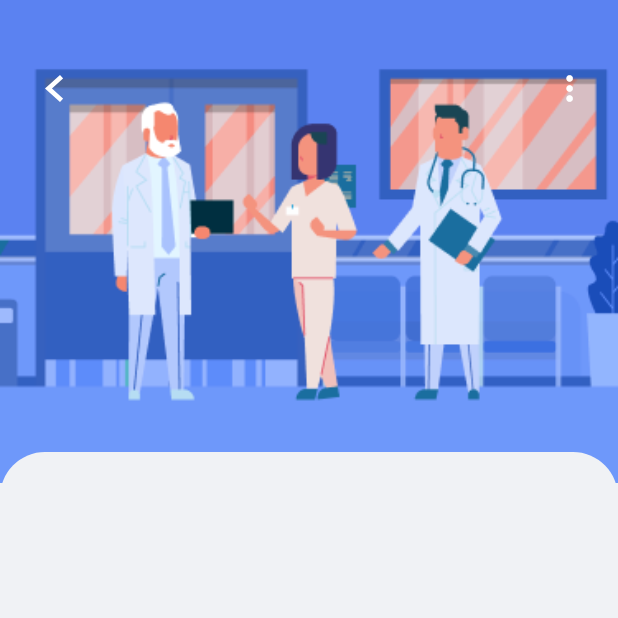
After one commit to alwijein/dokterinaja, a Flutter app: the HomeScreen screen opened by its route, after a tap on "Dr. Supramenan", on a phone screen of 412 x 824 dp, the top half of it. The commit adds this screen. Run offline on Flutter 3.47's test engine with Material 2 defaults, Android fonts, the phone set to English and light mode, and no system bars; our stand-ins replace flutter_svg, google_fonts; network calls fail.

Commit message:
membuat detail dokter

```diff
--- a/lib/routes.dart
+++ b/lib/routes.dart
@@ -1,3 +1,4 @@
+import 'package:dokterin_aja/screens/detail_dokter/detail_dokter.dart';
 import 'package:dokterin_aja/screens/home_screen/home_screen.dart';
 import 'package:dokterin_aja/screens/list_screen_dokter/list_screen_dokter.dart';
 import 'package:dokterin_aja/screens/onboarding_screen/onboarding_screen.dart';
@@ -8,4 +9,5 @@ final Map<String, WidgetBuilder> routes = {
   OnboardingScreen.routeName: (context) => OnboardingScreen(),
   HomeScreen.routeName: (context) => HomeScreen(),
   ListScreenDokter.routeName: (context) => ListScreenDokter(),
+  DetailDokter.routeNamed: (context) => DetailDokter(),
 };
--- /dev/null
+++ b/lib/screens/detail_dokter/components/body.dart
@@ -0,0 +1,65 @@
+import 'package:dokterin_aja/constants.dart';
+import 'package:dokterin_aja/size_config.dart';
+import 'package:flutter/material.dart';
+import 'package:flutter_svg/flutter_svg.dart';
+
+class Body extends StatelessWidget {
+  @override
+  Widget build(BuildContext context) {
+    return SingleChildScrollView(
+      child: Container(
+        width: double.infinity,
+        decoration: BoxDecoration(
+          image: DecorationImage(
+            image: AssetImage('assets/images/detail_illustration.png'),
+            alignment: Alignment.topCenter,
+            fit: BoxFit.fitWidth,
+          ),
+        ),
+        child: Column(
+          children: [
+            SizedBox(
+              height: 50,
+            ),
+            Padding(
+              padding: EdgeInsets.symmetric(
+                horizontal: 30,
+              ),
+              child: Row(
+                mainAxisAlignment: MainAxisAlignment.spaceBetween,
+                children: [
+                  SvgPicture.asset(
+                    'assets/icons/back.svg',
+                    height: 18,
+                  ),
+                  SvgPicture.asset(
+                    'assets/icons/3dots.svg',
+                    height: 18,
+                  ),
+                ],
+              ),
+            ),
+            SizedBox(
+              height: getPropertionateScreenHeight(230),
+            ),
+            Container(
+              width: double.infinity,
+              decoration: BoxDecoration(
+                color: kBackgroundColor,
+                borderRadius: BorderRadius.vertical(
+                  top: Radius.circular(50),
+                ),
+              ),
+              child: Padding(
+                padding: EdgeInsets.only(top: 30, left: 30),
+                child: Column(
+                  children: [],
+                ),
+              ),
+            ),
+          ],
+        ),
+      ),
+    );
+  }
+}
--- /dev/null
+++ b/lib/screens/detail_dokter/detail_dokter.dart
@@ -0,0 +1,14 @@
+import 'package:dokterin_aja/screens/detail_dokter/components/body.dart';
+import 'package:dokterin_aja/size_config.dart';
+import 'package:flutter/material.dart';
+
+class DetailDokter extends StatelessWidget {
+  static String routeNamed = '/detaildokter';
+  @override
+  Widget build(BuildContext context) {
+    SizeConfig().init(context);
+    return Scaffold(
+      body: Body(),
+    );
+  }
+}
--- a/lib/screens/home_screen/components/card_dokter.dart
+++ b/lib/screens/home_screen/components/card_dokter.dart
@@ -1,23 +1,26 @@
 import 'package:dokterin_aja/constants.dart';
+import 'package:dokterin_aja/screens/detail_dokter/detail_dokter.dart';
 import 'package:dokterin_aja/size_config.dart';
 import 'package:flutter/material.dart';
 
 class CardDokter extends StatelessWidget {
   const CardDokter({
     Key key,
-    this.press,
     this.img,
     this.titleText,
     this.subtitleText,
     this.bgColor,
   }) : super(key: key);
-  final Function press;
   final String img, titleText, subtitleText;
   final Color bgColor;
 
   @override
   Widget build(BuildContext context) {
-    return Container(
+    return InkWell(
+      onTap: () {
+        Navigator.pushNamed(context, DetailDokter.routeNamed);
+      },
+      child: Container(
         height: getPropertionateScreenHeight(80),
         decoration: BoxDecoration(
           color: bgColor,
@@ -39,6 +42,7 @@ class CardDokter extends StatelessWidget {
                 fontSize: getPropertionateScreenWidht(13)),
           ),
         ),
+      ),
     );
   }
 }
```
Also changed, not shown: assets/icons/3dots.svg (added), assets/icons/back.svg (added), assets/icons/chat.svg (added), assets/icons/menu.svg (added), assets/icons/phone.svg (added), assets/icons/profile.svg (added), assets/icons/search.svg (added), assets/icons/video.svg (added), assets/images/detail_illustration.png (added). Lines whose indentation alone changed are shown as unchanged.
